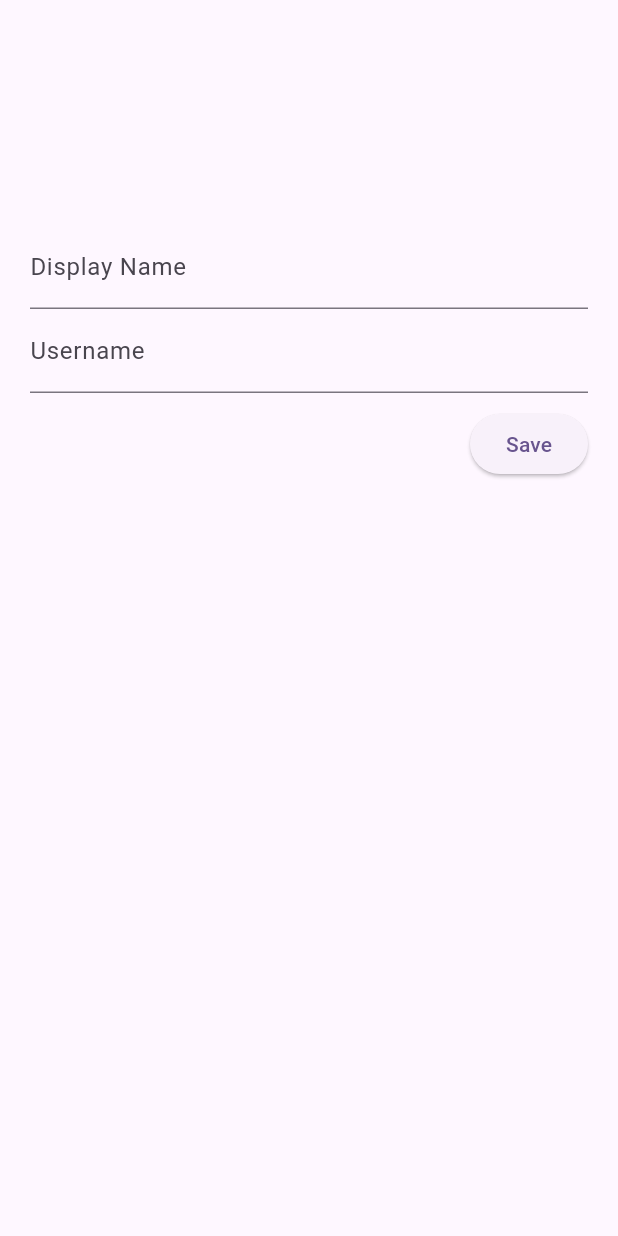
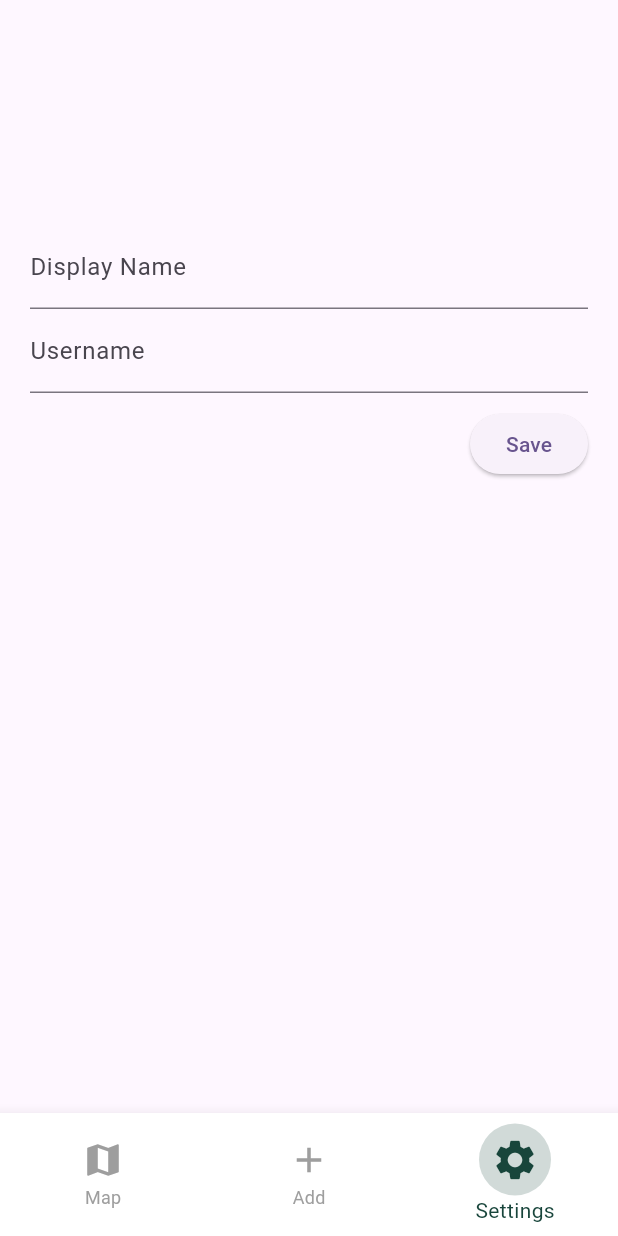
Before and after one commit to YamatoDevelopment/GreenObserverMobile, a Flutter app: the screen it shows after launch, item 3 of the bottom bar chosen, after a tap on "Save", on a phone screen of 412 x 824 dp. Run offline on Flutter 3.47's test engine with Material 3 defaults, Android fonts, the phone set to English and light mode, and no system bars; drawn by our look-alikes of flutter_form_builder; our stand-ins replace dio, flutter_map, geolocator, latlong2, shared_preferences; missing offline and left inert: camerawesome.

Commit message:
bottom bar added to settings page

```diff
--- a/lib/settings.dart
+++ b/lib/settings.dart
@@ -1,5 +1,7 @@
 import 'package:flutter/material.dart';
 import 'package:flutter_form_builder/flutter_form_builder.dart';
+import 'package:greenobserver/Home.dart';
+import 'package:greenobserver/camera.dart';
 import 'package:shared_preferences/shared_preferences.dart';
 
 class SettingsPage extends StatefulWidget {
@@ -12,20 +14,53 @@ class SettingsPage extends StatefulWidget {
 class _SettingsPageState extends State<SettingsPage> {
   final _formKey = GlobalKey<FormBuilderState>();
   SharedPreferences? prefs;
+  int _selectedIndex = 2;
 
   @override
   void initState() {
     super.initState();
     _loadSharedPreferences();
   }
+  void _onItemTapped(int index) {
+    setState(() {
+      _selectedIndex = index;
+    });
+    if (index == 1) {
+      Navigator.push(
+        context,
+        MaterialPageRoute(builder: (context) => CameraPage()),
+      );
+    }
+    if (index == 0) {
+      Navigator.push(
+        context,
+        MaterialPageRoute(builder: (context) => HomePage()),
+      );
+    }
+  }
 
   Future<void> _loadSharedPreferences() async {
     prefs = await SharedPreferences.getInstance();
-    // Load the values from shared preferences
     _formKey.currentState?.fields['displayName']
         ?.didChange(prefs?.getString('displayName') ?? '');
     _formKey.currentState?.fields['username']
         ?.didChange(prefs?.getString('username') ?? '');
+  }
+  Widget _buildIcon(IconData icon, int index) {
+    bool isSelected = _selectedIndex == index;
+    return Container(
+      decoration: isSelected
+          ? BoxDecoration(
+        shape: BoxShape.circle,
+        color: Color(0xFF18453B)
+            .withValues(alpha: 0.2), // Light MSU Green background
+      )
+          : null,
+      padding: isSelected ? const EdgeInsets.all(8) : EdgeInsets.zero,
+      child: Icon(icon,
+          size: isSelected ? 32 : 28,
+          color: isSelected ? const Color(0xFF18453B) : Colors.grey),
+    );
   }
 
   @override
@@ -36,36 +71,64 @@ class _SettingsPageState extends State<SettingsPage> {
           padding: const EdgeInsets.only(left: 20, right: 20, top: 150),
           child: FormBuilder(
             key: _formKey,
-                    child: Column(children: <Widget>[
+            child: Column(
+              children: <Widget>[
                 FormBuilderTextField(
                   name: 'displayName',
-                        decoration: InputDecoration(
+                  decoration: const InputDecoration(
                     labelText: 'Display Name',
                   ),
                 ),
                 FormBuilderTextField(
                   name: 'username',
-                        decoration: InputDecoration(
+                  decoration: const InputDecoration(
                     labelText: 'Username',
                   ),
                 ),
                 Padding(
-                          padding: EdgeInsets.only(top: 10),
+                  padding: const EdgeInsets.only(top: 10),
                   child: Align(
                     alignment: Alignment.topRight,
                     child: ElevatedButton(
                       onPressed: () async {
-                                    String displayName = _formKey.currentState
-                                        ?.fields['displayName']?.value;
+                        String displayName =
+                            _formKey.currentState?.fields['displayName']
+                                ?.value;
                         String username = _formKey.currentState
                             ?.fields['username']?.value;
-                                    // Save the values to shared preferences
-                                    await prefs?.setString(
-                                        'displayName', displayName);
-                                    await prefs?.setString(
-                                        'username', username);
+                        await prefs?.setString('displayName', displayName);
+                        await prefs?.setString('username', username);
                       },
-                                  child: const Text("Save")))),
-                    ])))));
+                      child: const Text("Save"),
+                    ),
+                  ),
+                ),
+              ],
+            ),
+          ),
+        ),
+      ),
+      bottomNavigationBar:  BottomNavigationBar(
+        items: <BottomNavigationBarItem>[
+          BottomNavigationBarItem(
+            icon: _buildIcon(Icons.map, 0),
+            label: 'Map',
+          ),
+          BottomNavigationBarItem(
+            icon: _buildIcon(Icons.add, 1),
+            label: 'Add',
+          ),
+          BottomNavigationBarItem(
+            icon: _buildIcon(Icons.settings, 2),
+            label: 'Settings',
+          ),
+        ],
+        currentIndex: _selectedIndex,
+        selectedItemColor: const Color(0xFF18453B),
+        onTap: _onItemTapped,
+        backgroundColor: Colors.white,
+        unselectedItemColor: Colors.grey,
+      ),
+    );
   }
 }
```
Lines whose indentation alone changed are shown as unchanged.
